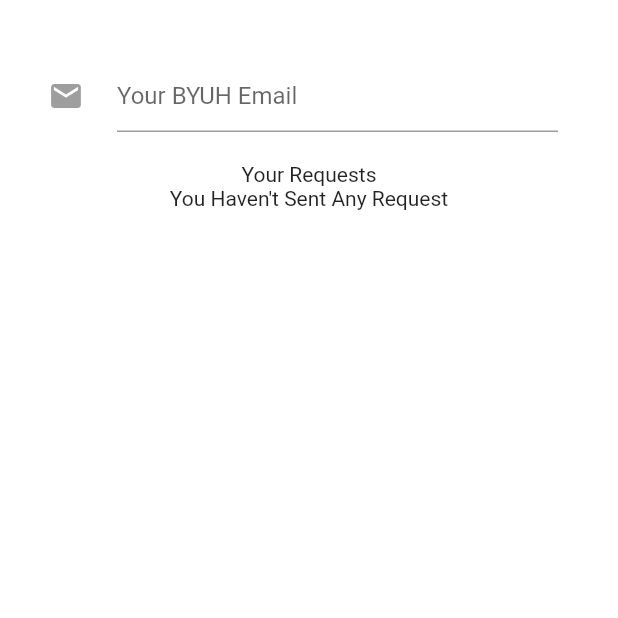
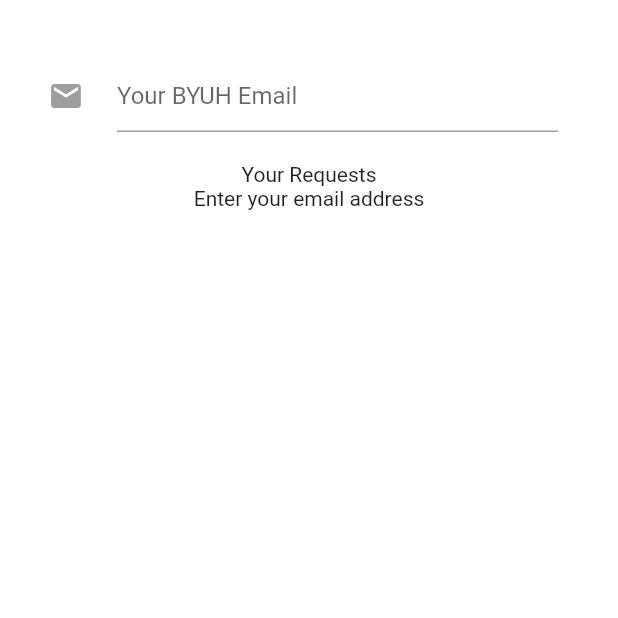
Before and after one commit to flybaflyba/Request-Handling-TA, a Flutter app: the StudentRequestsPage screen opened directly, on a phone screen of 412 x 824 dp, the top half of it. Run offline on Flutter 3.47's test engine with Material 2 defaults, Android fonts, the phone set to English and light mode, and no system bars; our stand-ins replace awesome_dialog, bottom_navy_bar, cloud_firestore, email_validator, firebase_auth, firebase_core and 4 more; missing offline and left inert: flutter_picker; accounts and stored records are empty.

Commit message:
Improve messaged displayed when user check their request

```diff
--- a/lib/StudentRequestsPage.dart
+++ b/lib/StudentRequestsPage.dart
@@ -4,6 +4,7 @@
 import 'dart:async';
 
 import 'package:cloud_firestore/cloud_firestore.dart';
+import 'package:email_validator/email_validator.dart';
 import 'package:firebase_auth/firebase_auth.dart';
 import 'package:flutter/material.dart';
 import 'package:virtual_approval_flutter/DatabaseInteractions.dart';
@@ -152,7 +153,7 @@ class _StudentRequestsPageState extends State<StudentRequestsPage> {
               ),
             ),
 
-            requestsList('email', email, 'You Haven\'t Sent Any Request'),
+            requestsList('email', email, !EmailValidator.validate(email) ? "Enter your email address" : 'You Haven\'t Sent Any Request'),
 
           ],
         )
```
